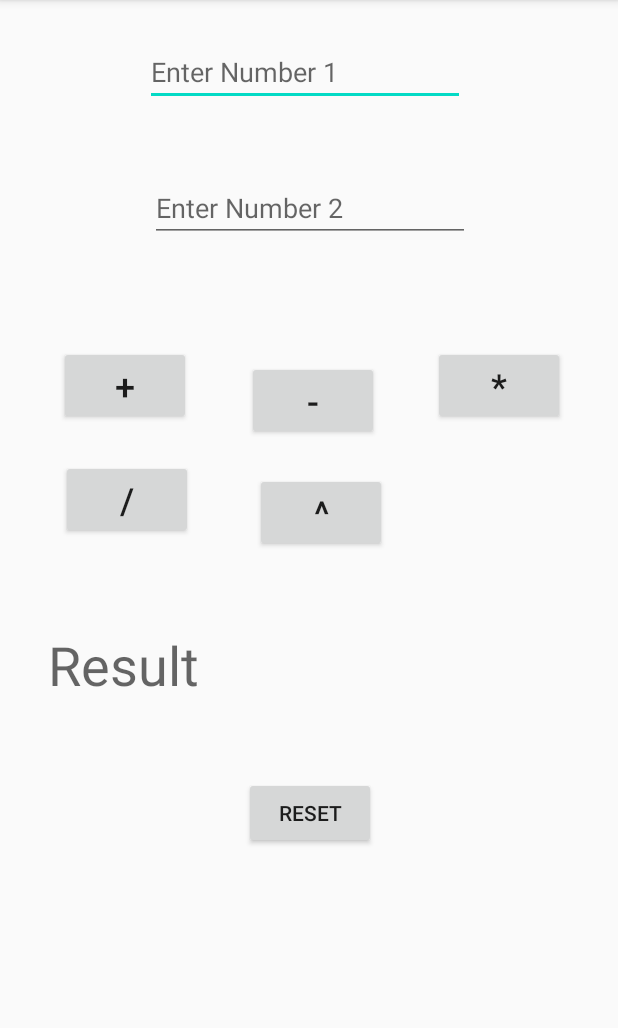
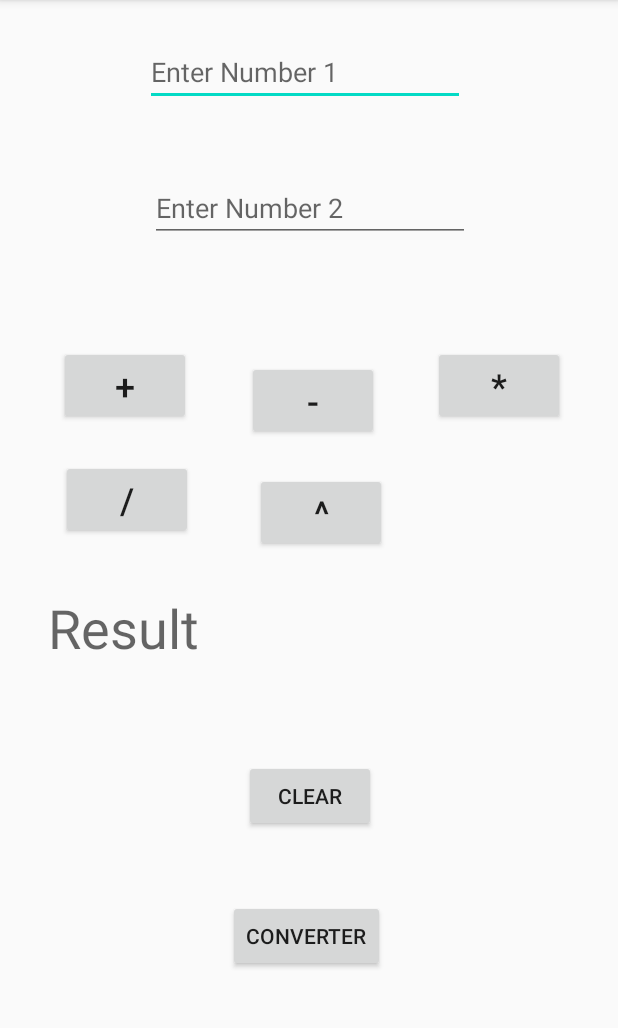
Before and after one commit to sleekyom/calculator-app, an Android app: the screen it shows after launch (MainActivity), on a phone screen of 412 x 824 dp, the part 84-1112 px from its top. Run offline under Robolectric (Android 15) with nearby library versions, the phone set to English and light mode, and no system bars.

```diff
--- a/src/main/AndroidManifest.xml
+++ b/src/main/AndroidManifest.xml
@@ -9,7 +9,9 @@
         android:roundIcon="@mipmap/ic_launcher_round"
         android:supportsRtl="true"
         android:theme="@style/AppTheme">
-        <activity android:name="com.example.simplecalculator.MainActivity">
+        <activity android:name=".MilesToKilometer"></activity>
+        <activity android:name=".KilometerToMilesConverter" />
+        <activity android:name=".MainActivity">
             <intent-filter>
                 <action android:name="android.intent.action.MAIN" />
 
--- a/src/main/java/com/example/simplecalculator/MainActivity.java
+++ b/src/main/java/com/example/simplecalculator/MainActivity.java
@@ -2,6 +2,7 @@ package com.example.simplecalculator;
 
 import androidx.appcompat.app.AppCompatActivity;
 
+import android.content.Intent;
 import android.os.Bundle;
 import android.view.View;
 import android.widget.Button;
@@ -16,7 +17,7 @@ public class MainActivity extends AppCompatActivity {
 
     EditText editText1;
     EditText editText2;
-    Button btnAdd, btnSub, btnDiv, btnMul, btnPower, reset;
+    Button btnAdd, btnSub, btnDiv, btnMul, btnPower, reset, converterBtn;
 
     int num1, num2;
     double resultNum;
@@ -39,6 +40,7 @@ public class MainActivity extends AppCompatActivity {
         btnMul = findViewById(R.id.multiply);
         btnPower = findViewById(R.id.exponent);
         reset = findViewById(R.id.reset);
+        converterBtn = findViewById(R.id.converterBtn);
 
 
         // Adding button eventListeners
@@ -47,8 +49,8 @@ public class MainActivity extends AppCompatActivity {
         btnAdd.setOnClickListener(new View.OnClickListener() {
             @Override
             public void onClick(View v) {
-                num1 = Integer.parseInt(editText1.getText().toString());
-                num2 = Integer.parseInt(editText2.getText().toString());
+                num1 = Integer.parseInt(String.valueOf(editText1.getText()));
+                num2 = Integer.parseInt(String.valueOf(editText2.getText()));
 
                 resultNum = num1 + num2;
                 result.setText(String.valueOf(resultNum));
@@ -113,5 +115,14 @@ public class MainActivity extends AppCompatActivity {
                 result.setText(null);
             }
         });
+
+        // Converter button Listener
+        converterBtn.setOnClickListener(new View.OnClickListener() {
+            @Override
+            public void onClick(View v) {
+                Intent intent = new Intent(MainActivity.this, KilometerToMilesConverter.class);
+                startActivity(intent);
+            }
+        });
     }
 }
--- a/src/main/res/layout/activity_main.xml
+++ b/src/main/res/layout/activity_main.xml
@@ -57,13 +57,16 @@
             android:layout_height="wrap_content"
             android:layout_marginStart="162dp"
             android:layout_marginLeft="162dp"
-            android:layout_marginTop="150dp"
+            android:layout_marginTop="38dp"
             android:layout_marginEnd="161dp"
             android:layout_marginRight="161dp"
-            android:text="Reset"
+            android:layout_marginBottom="20dp"
+            android:text="Clear"
+            app:layout_constraintBottom_toTopOf="@+id/converterBtn"
             app:layout_constraintEnd_toEndOf="parent"
+            app:layout_constraintHorizontal_bias="1.0"
             app:layout_constraintStart_toStartOf="parent"
-            app:layout_constraintTop_toBottomOf="@id/exponent" />
+            app:layout_constraintTop_toBottomOf="@id/result" />
 
         <Button
             android:id="@+id/add"
@@ -161,6 +164,21 @@
             app:layout_constraintStart_toStartOf="parent"
             app:layout_constraintTop_toBottomOf="@id/exponent" />
 
+        <Button
+            android:id="@+id/converterBtn"
+            android:layout_width="wrap_content"
+            android:layout_height="wrap_content"
+            android:layout_marginStart="147dp"
+            android:layout_marginLeft="147dp"
+            android:layout_marginEnd="151dp"
+            android:layout_marginRight="151dp"
+            android:layout_marginBottom="94dp"
+            android:text="Converter"
+            app:layout_constraintBottom_toBottomOf="parent"
+            app:layout_constraintEnd_toEndOf="parent"
+            app:layout_constraintStart_toStartOf="parent"
+            app:layout_constraintTop_toBottomOf="@+id/reset" />
+
 
     </androidx.constraintlayout.widget.ConstraintLayout>
 </ScrollView>
```
Also changed, not shown: src/main/java/com/example/simplecalculator/KilometerToMilesConverter.java (added, +32 -0 lines), src/main/java/com/example/simplecalculator/MilesToKilometer.java (added, +14 -0 lines), src/main/res/layout/activity_kilometer_to_miles_converter.xml (added, +58 -0 lines), src/main/res/layout/activity_miles_to_kilometer.xml (added, +58 -0 lines).
